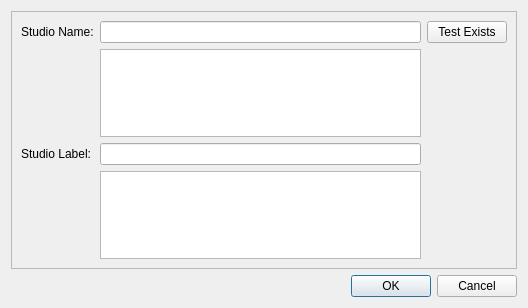
The window that ui/create_cloud_studio.ui (volodya-renderberg/lineyka) describes before a commit, drawn with Qt 5.
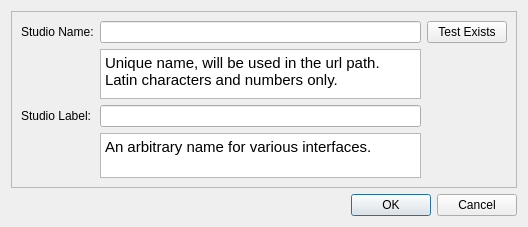
The same window after the commit.

Commit message: create studio

```diff
--- a/ui/create_cloud_studio.ui
+++ b/ui/create_cloud_studio.ui
@@ -7,7 +7,7 @@
     <x>0</x>
     <y>0</y>
     <width>528</width>
-    <height>308</height>
+    <height>227</height>
    </rect>
   </property>
   <property name="windowTitle">
@@ -51,10 +51,50 @@
        <widget class="QLineEdit" name="text_1"/>
       </item>
       <item row="1" column="1">
-       <widget class="QTextBrowser" name="text_browser_1"/>
+       <widget class="QTextBrowser" name="text_browser_1">
+        <property name="minimumSize">
+         <size>
+          <width>0</width>
+          <height>50</height>
+         </size>
+        </property>
+        <property name="maximumSize">
+         <size>
+          <width>16777215</width>
+          <height>16777215</height>
+         </size>
+        </property>
+        <property name="html">
+         <string>&lt;!DOCTYPE HTML PUBLIC &quot;-//W3C//DTD HTML 4.0//EN&quot; &quot;http://www.w3.org/TR/REC-html40/strict.dtd&quot;&gt;
+&lt;html&gt;&lt;head&gt;&lt;meta name=&quot;qrichtext&quot; content=&quot;1&quot; /&gt;&lt;style type=&quot;text/css&quot;&gt;
+p, li { white-space: pre-wrap; }
+&lt;/style&gt;&lt;/head&gt;&lt;body style=&quot; font-family:'Ubuntu'; font-size:11pt; font-weight:400; font-style:normal;&quot;&gt;
+&lt;p style=&quot; margin-top:0px; margin-bottom:0px; margin-left:0px; margin-right:0px; -qt-block-indent:0; text-indent:0px;&quot;&gt;Unique name, will be used in the url path. Latin characters and numbers only.&lt;/p&gt;&lt;/body&gt;&lt;/html&gt;</string>
+        </property>
+       </widget>
       </item>
       <item row="3" column="1">
-       <widget class="QTextBrowser" name="text_browser_2"/>
+       <widget class="QTextBrowser" name="text_browser_2">
+        <property name="minimumSize">
+         <size>
+          <width>0</width>
+          <height>40</height>
+         </size>
+        </property>
+        <property name="maximumSize">
+         <size>
+          <width>16777215</width>
+          <height>16777215</height>
+         </size>
+        </property>
+        <property name="html">
+         <string>&lt;!DOCTYPE HTML PUBLIC &quot;-//W3C//DTD HTML 4.0//EN&quot; &quot;http://www.w3.org/TR/REC-html40/strict.dtd&quot;&gt;
+&lt;html&gt;&lt;head&gt;&lt;meta name=&quot;qrichtext&quot; content=&quot;1&quot; /&gt;&lt;style type=&quot;text/css&quot;&gt;
+p, li { white-space: pre-wrap; }
+&lt;/style&gt;&lt;/head&gt;&lt;body style=&quot; font-family:'Ubuntu'; font-size:11pt; font-weight:400; font-style:normal;&quot;&gt;
+&lt;p style=&quot; margin-top:0px; margin-bottom:0px; margin-left:0px; margin-right:0px; -qt-block-indent:0; text-indent:0px;&quot;&gt;An arbitrary name for various interfaces.&lt;/p&gt;&lt;/body&gt;&lt;/html&gt;</string>
+        </property>
+       </widget>
       </item>
      </layout>
     </widget>
```
The commit also changes 3 other files.
